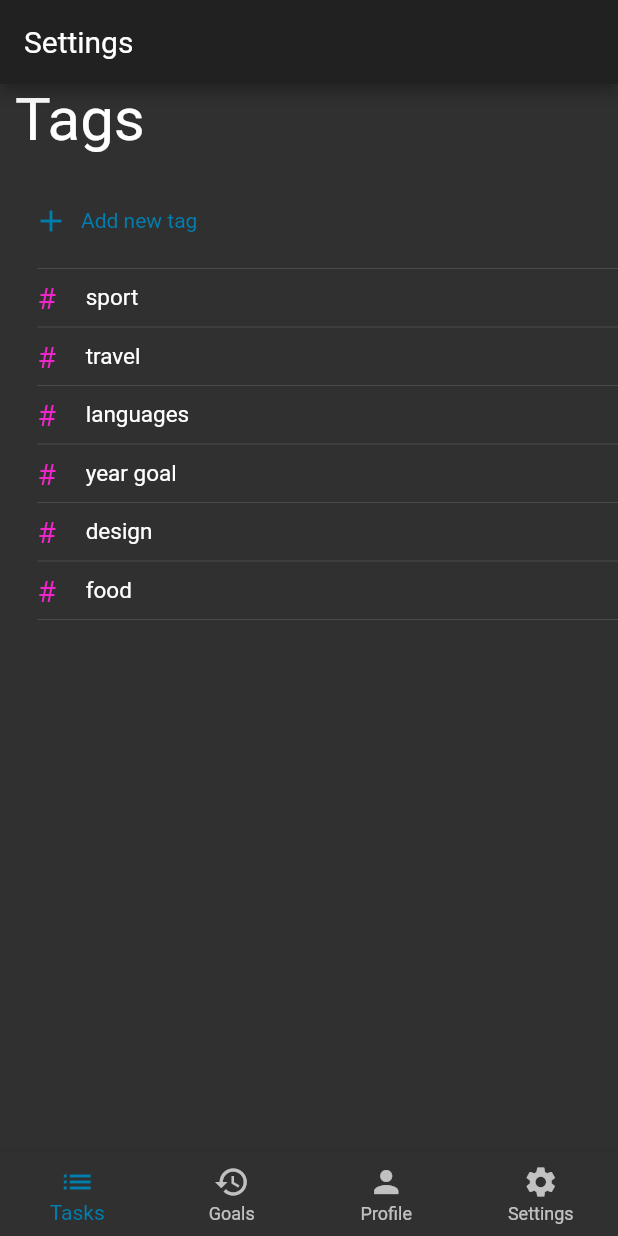
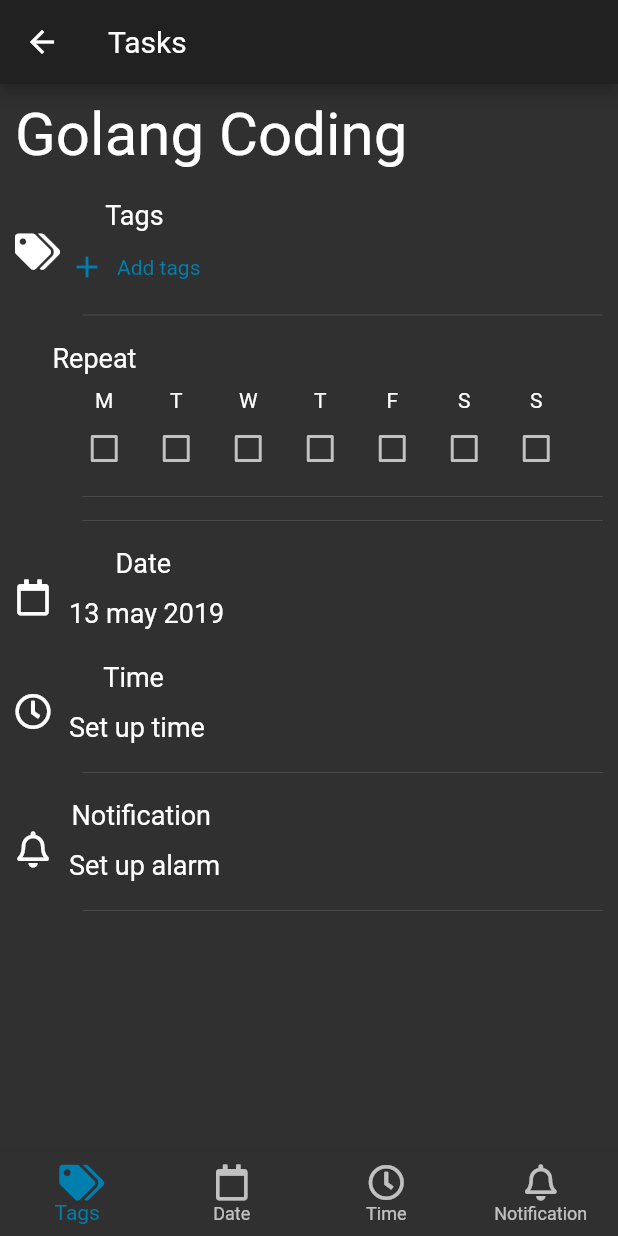
Before and after one commit to Torus-It-Lab/todo-app, a Flutter app: the screen it shows after launch, on a phone screen of 412 x 824 dp. Run offline on Flutter 3.47's test engine with Material 2 defaults, Android fonts, the phone set to English and light mode, and no system bars; our stand-ins replace font_awesome_flutter.

Commit message:
add task screen

```diff
--- a/lib/main.dart
+++ b/lib/main.dart
@@ -1,6 +1,8 @@
 import 'package:flutter/material.dart';
 import 'package:todo/src/pages/tags.dart';
 import 'package:todo/src/theme.dart';
+
+import 'src/pages/task.dart';
 
 void main() => runApp(MyApp());
 
@@ -12,9 +14,10 @@ class MyApp extends StatelessWidget {
       debugShowCheckedModeBanner: false,
       title: 'TODO',
       theme: todoTheme,
-      initialRoute: '/',
+      initialRoute: '/task',
       routes: {
         '/' : (BuildContext context) => TagsScreen(),
+        '/task' : (BuildContext context) => TaskScreen(),
       },
 
     );
--- a/lib/src/pages/task.dart
+++ b/lib/src/pages/task.dart
@@ -0,0 +1,345 @@
+import 'package:flutter/material.dart';
+import 'package:font_awesome_flutter/font_awesome_flutter.dart';
+
+
+class TaskScreen extends StatefulWidget {
+  @override
+  _TaskScreen createState() => _TaskScreen();
+}
+
+
+class _TaskScreen extends State<TaskScreen> {
+  bool monVal = false;
+  bool tuVal = false;
+  bool wedVal = false;
+  bool thuVal = false;
+  bool friVal = false;
+  bool satVal = false;
+  bool sunVal = false;
+
+  @override
+  Widget build(BuildContext context) {
+
+    return new Scaffold(
+      appBar: AppBar(title: Text('Tasks')),
+      body: Container(
+        padding: EdgeInsets.all(10),
+        child:
+          Column(
+            crossAxisAlignment: CrossAxisAlignment.start,
+            children: <Widget>[
+              Text(
+                'Golang Coding ',
+                style: new TextStyle(
+                  color: Colors.white.withOpacity(1.0),
+                  fontSize: 40
+                ),
+              ),
+              Padding(
+                padding: const EdgeInsets.only(top:20),
+                child: Row(
+                  children: <Widget>[
+                    Column(
+                      children: <Widget>[
+                        Icon(FontAwesomeIcons.tags),
+                      ],
+                    ),
+                    Column(
+                      children: <Widget>[
+                        Text(
+                          'Tags ',
+                          style: new TextStyle(
+                            fontSize: 18
+                          ),
+                        ),
+                        FlatButton.icon(
+                          //color: Theme.of(context).accentColor,
+                          textColor: Theme.of(context).accentColor,
+                          icon: Icon(Icons.add), //`Icon` to display
+                          label: Text('Add tags'), //`Text` to display
+                          onPressed: () {
+                            //Code to execute when Floating Action Button is clicked
+                            //...
+                          },
+                        ),
+                      ],
+                    ),
+                  ],
+                ),
+              ),
+              Padding(
+                padding: const EdgeInsets.only(left:45),
+                child: Divider(),
+              ),
+              Padding(
+                padding: const EdgeInsets.only(left:15),
+                child: Column(
+                  crossAxisAlignment: CrossAxisAlignment.start,
+                  children: <Widget>[
+                    Padding(
+                      padding: const EdgeInsets.all(10),
+                      child:  Text(
+                        'Repeat ',
+                        style: new TextStyle(
+                          color: Colors.white.withOpacity(1.0),
+                          fontSize: 18
+                        ),
+                      ),
+                    ),
+                    Row(
+                      mainAxisAlignment: MainAxisAlignment.center,
+                      children: <Widget>[
+                        Column(
+                          mainAxisAlignment: MainAxisAlignment.center,
+                          children: <Widget>[
+                            Text("M"),
+                            Checkbox(
+                              value: monVal,
+                              onChanged: (bool value) {
+                                setState(() {
+                                  monVal = value;
+                                });
+                              },
+                            ),
+                          ],
+                        ),
+                        Column(
+                          mainAxisAlignment: MainAxisAlignment.center,
+                          children: <Widget>[
+                            Text("T"),
+                            Checkbox(
+                              value: tuVal,
+                              onChanged: (bool value) {
+                                setState(() {
+                                  tuVal = value;
+                                });
+                              },
+                            ),
+                          ],
+                        ),
+                        Column(
+                          mainAxisAlignment: MainAxisAlignment.center,
+                          children: <Widget>[
+                            Text("W"),
+                            Checkbox(
+                              value: wedVal,
+                              onChanged: (bool value) {
+                                setState(() {
+                                  wedVal = value;
+                                });
+                              },
+                            ),
+                          ],
+                        ),
+                        Column(
+                          mainAxisAlignment: MainAxisAlignment.center,
+                          children: <Widget>[
+                            Text("T"),
+                            Checkbox(
+                              value: thuVal,
+                              onChanged: (bool value) {
+                                setState(() {
+                                  thuVal = value;
+                                });
+                              },
+                            ),
+                          ],
+                        ),
+                        Column(
+                          mainAxisAlignment: MainAxisAlignment.center,
+                          children: <Widget>[
+                            Text("F"),
+                            Checkbox(
+                              value: friVal,
+                              onChanged: (bool value) {
+                                setState(() {
+                                  friVal = value;
+                                });
+                              },
+                            ),
+                          ],
+                        ),
+                        Column(
+                          mainAxisAlignment: MainAxisAlignment.center,
+                          children: <Widget>[
+                            Text("S"),
+                            Checkbox(
+                              value: satVal,
+                              onChanged: (bool value) {
+                                setState(() {
+                                  satVal = value;
+                                });
+                              },
+                            ),
+                          ],
+                        ),
+                        Column(
+                        mainAxisAlignment: MainAxisAlignment.center,
+                        children: <Widget>[
+                          Text("S"),
+                          Checkbox(
+                            value: sunVal,
+                            onChanged: (bool value) {
+                              setState(() {
+                                sunVal = value;
+                              });
+                            },
+                          ),
+                        ],
+                      ),
+                      ],
+                    ),
+                  ],
+                ),
+              ),
+              Padding(
+                padding: const EdgeInsets.only(left:45),
+                child: Divider(),
+              ),
+              Padding(
+                padding: const EdgeInsets.only(left:45),
+                child: Divider(),
+              ),
+              Padding(
+                padding: const EdgeInsets.only(top:10),
+                child: Row(
+                  children: <Widget>[
+                    Column(
+                      children: <Widget>[
+                        Icon(FontAwesomeIcons.calendar),
+                      ],
+                    ),
+                    Column(
+                      children: <Widget>[
+                        Text(
+                          'Date ',
+                          style: new TextStyle(
+                            fontSize: 18
+                          ),
+                        ),
+                        Padding(
+                          padding: const EdgeInsets.all(12),
+                          child: Text(
+                            '13 may 2019',
+                            style: new TextStyle(
+                              color: Colors.white.withOpacity(1.0),
+                              fontSize: 18
+                            ),
+                          ),
+                        ),
+                      ],
+                    ),
+                  ],
+                ),
+              ),
+              Padding(
+                padding: const EdgeInsets.only(top:10),
+                child: Row(
+                  children: <Widget>[
+                    Column(
+                      children: <Widget>[
+                        Icon(FontAwesomeIcons.clock),
+                      ],
+                    ),
+                    Column(
+                      children: <Widget>[
+                        Text(
+                          'Time ',
+                          style: new TextStyle(
+                            fontSize: 18
+                          ),
+                        ),
+                        Padding(
+                          padding: const EdgeInsets.all(12),
+                          child: Text(
+                            'Set up time',
+                            style: new TextStyle(
+                              color: Colors.white.withOpacity(1.0),
+                              fontSize: 18
+                            ),
+                          ),
+                        ),
+                      ],
+                    ),
+                  ],
+                ),
+              ),
+
+              Padding(
+                padding: const EdgeInsets.only(left:45),
+                child: Divider(),
+              ),
+              Padding(
+                padding: const EdgeInsets.only(top:10),
+                child: Row(
+                  children: <Widget>[
+                    Column(
+                      children: <Widget>[
+                        Icon(FontAwesomeIcons.bell),
+                      ],
+                    ),
+                    Column(
+                      children: <Widget>[
+                        Text(
+                          'Notification ',
+                          style: new TextStyle(
+                            fontSize: 18
+                          ),
+                        ),
+                        Padding(
+                          padding: const EdgeInsets.all(12),
+                          child: Text(
+                            'Set up alarm',
+                            style: new TextStyle(
+                              color: Colors.white.withOpacity(1.0),
+                              fontSize: 18
+                            ),
+                          ),
+                        ),
+                      ],
+                    ),
+                  ],
+                ),
+              ),
+              Padding(
+                padding: const EdgeInsets.only(left:45),
+                child: Divider(),
+              ),
+
+            ],
+          ),
+
+      ),
+      bottomNavigationBar: BottomNavigationBar(
+        type: BottomNavigationBarType.fixed,
+        // onTap: (index){
+        //   Navigator.push(
+        //               context,
+        //               MaterialPageRoute(builder: (context) => HistoryScreen()),
+        //             );
+        // },
+        items:  <BottomNavigationBarItem>[
+          BottomNavigationBarItem(
+            icon: Icon(FontAwesomeIcons.tags),
+            title: Text('Tags'),
+          ),
+          BottomNavigationBarItem(
+            icon: Icon(FontAwesomeIcons.calendar),
+            title: Text('Date'),
+          ),
+          BottomNavigationBarItem(
+            icon: Icon(FontAwesomeIcons.clock),
+            title: Text('Time'),
+          ),
+        BottomNavigationBarItem(
+            icon: Icon(FontAwesomeIcons.bell),
+            title: Text('Notification'),
+          ),
+        ],
+
+      ),
+    );
+
+  }
+
+}
--- a/pubspec.yaml
+++ b/pubspec.yaml
@@ -23,6 +23,8 @@ dependencies:
   # The following adds the Cupertino Icons font to your application.
   # Use with the CupertinoIcons class for iOS style icons.
   cupertino_icons: ^0.1.2
+  font_awesome_flutter: 8.5.0
+
 
 dev_dependencies:
   flutter_test:
```
Also changed, not shown: ios/Flutter/App.framework/flutter_assets/packages/font_awesome_flutter/lib/fonts/fa-brands-400.ttf (added), ios/Flutter/App.framework/flutter_assets/packages/font_awesome_flutter/lib/fonts/fa-regular-400.ttf (added), ios/Flutter/App.framework/flutter_assets/packages/font_awesome_flutter/lib/fonts/fa-solid-900.ttf (added), pubspec.lock, 30 other files.
